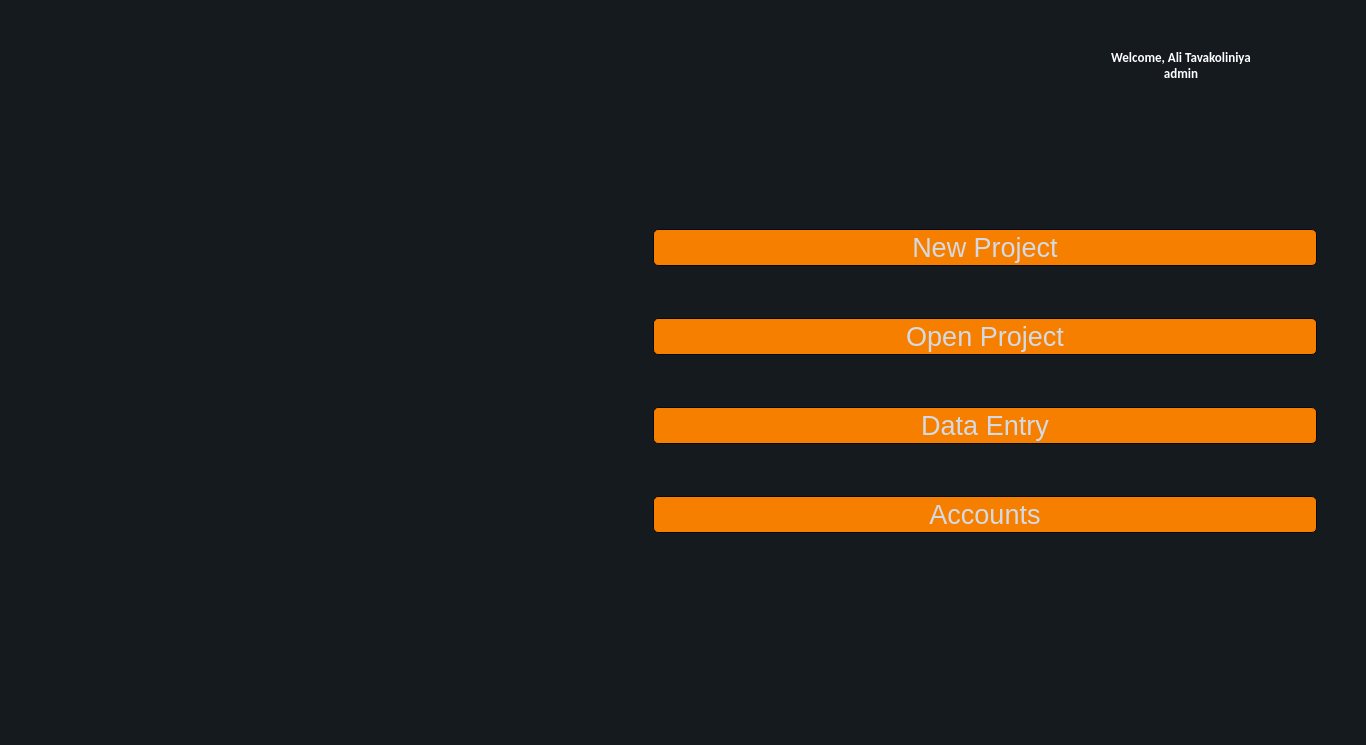
Before: the Qt Designer form ui/GrrinPower.ui in AliTavakoliNiya/GriinPower, drawn with Qt 5.
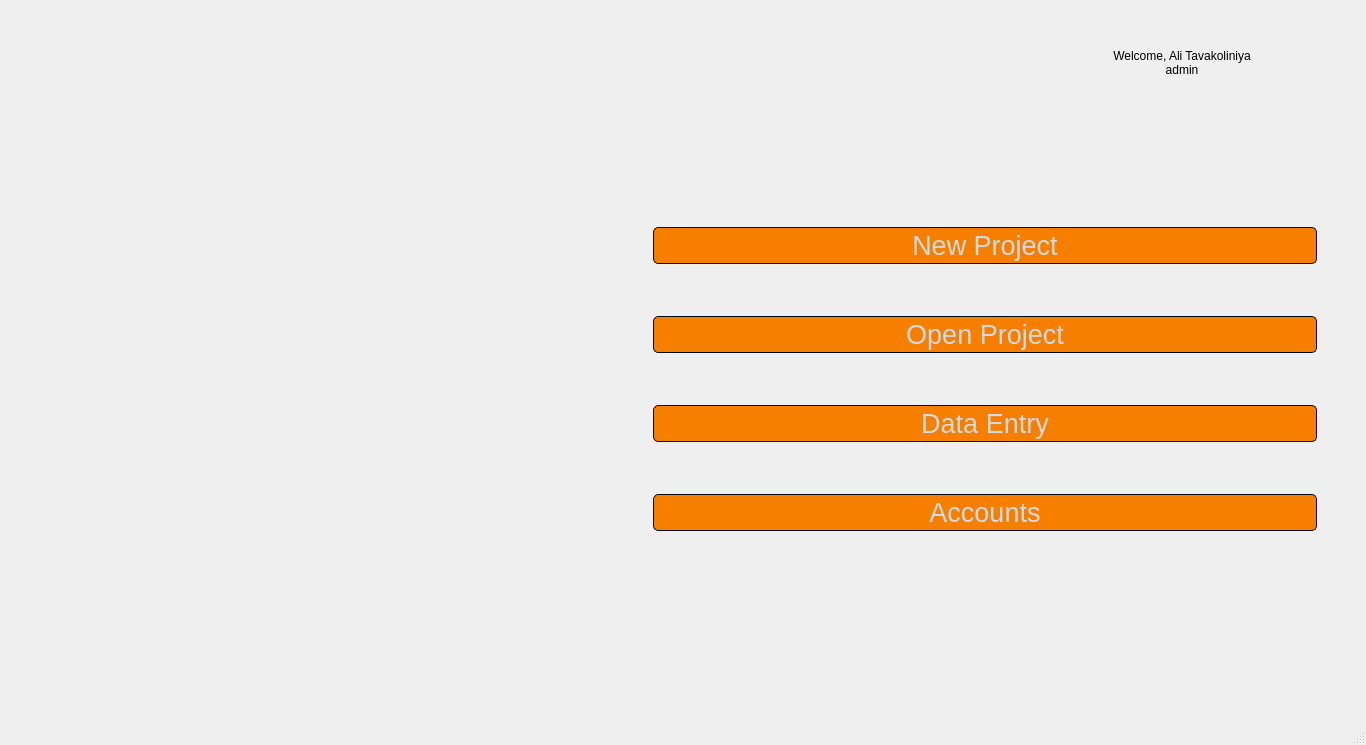
After: the same form once the commit is applied. Icons and pictures are not drawn.

```diff
--- a/ui/GrrinPower.ui
+++ b/ui/GrrinPower.ui
@@ -14,890 +14,7 @@
    <string>MainWindow</string>
   </property>
   <property name="styleSheet">
-   <string notr="true">QMainWindow , QWidget {
-	font-size: 10pt;
-	font-family: &quot;Segoe UI&quot;;
-	background-color:#151a1e;
-}
-
-QCalendar {
-	font-size: 10pt;
-	font-family: &quot;Segoe UI&quot;;
-	background-color: #151a1e;
-}
-
-QTextEdit {
-	font-size: 10pt;
-	font-family: &quot;Segoe UI&quot;;
-	border-width: 1px;
-	border-style: solid;
-	border-color: #4fa08b;
-	background-color: #222b2e;
-	color: #d3dae3;
-}
-
-QPlainTextEdit {
-	font-size: 10pt;
-	font-family: &quot;Segoe UI&quot;;
-	border-width: 1px;
-	border-style: solid;
-	border-color: #4fa08b;
-	background-color: #222b2e;
-	color: #d3dae3;
-}
-
-QToolButton {
-	font-size: 10pt;
-	font-family: &quot;Segoe UI&quot;;
-	border-style: solid;
-	border-top-color: qlineargradient(spread:pad, x1:0.5, y1:1, x2:0.5, y2:0, stop:0 rgb(215, 215, 215), stop:1 rgb(222, 222, 222));
-	border-right-color: qlineargradient(spread:pad, x1:0, y1:0.5, x2:1, y2:0.5, stop:0 rgb(217, 217, 217), stop:1 rgb(227, 227, 227));
-	border-left-color: qlineargradient(spread:pad, x1:0, y1:0.5, x2:1, y2:0.5, stop:0 rgb(227, 227, 227), stop:1 rgb(217, 217, 217));
-	border-bottom-color: qlineargradient(spread:pad, x1:0.5, y1:1, x2:0.5, y2:0, stop:0 rgb(215, 215, 215), stop:1 rgb(222, 222, 222));
-	border-width: 1px;
-	border-radius: 5px;
-	color: #d3dae3;
-	padding: 2px;
-	background-color: rgb(255,255,255);
-}
-
-QToolButton:hover {
-	font-size: 10pt;
-	font-family: &quot;Segoe UI&quot;;
-	border-style: solid;
-	border-top-color: qlineargradient(spread:pad, x1:0.5, y1:1, x2:0.5, y2:0, stop:0 rgb(195, 195, 195), stop:1 rgb(222, 222, 222));
-	border-right-color: qlineargradient(spread:pad, x1:0, y1:0.5, x2:1, y2:0.5, stop:0 rgb(197, 197, 197), stop:1 rgb(227, 227, 227));
-	border-left-color: qlineargradient(spread:pad, x1:0, y1:0.5, x2:1, y2:0.5, stop:0 rgb(227, 227, 227), stop:1 rgb(197, 197, 197));
-	border-bottom-color: qlineargradient(spread:pad, x1:0.5, y1:1, x2:0.5, y2:0, stop:0 rgb(195, 195, 195), stop:1 rgb(222, 222, 222));
-	border-width: 1px;
-	border-radius: 5px;
-	color: rgb(0,0,0);
-	padding: 2px;
-	background-color: rgb(255,255,255);
-}
-
-QToolButton:pressed {
-	font-size: 10pt;
-	font-family: &quot;Segoe UI&quot;;
-	border-style: solid;
-	border-top-color: qlineargradient(spread:pad, x1:0.5, y1:1, x2:0.5, y2:0, stop:0 rgb(215, 215, 215), stop:1 rgb(222, 222, 222));
-	border-right-color: qlineargradient(spread:pad, x1:0, y1:0.5, x2:1, y2:0.5, stop:0 rgb(217, 217, 217), stop:1 rgb(227, 227, 227));
-	border-left-color: qlineargradient(spread:pad, x1:0, y1:0.5, x2:1, y2:0.5, stop:0 rgb(227, 227, 227), stop:1 rgb(217, 217, 217));
-	border-bottom-color: qlineargradient(spread:pad, x1:0.5, y1:1, x2:0.5, y2:0, stop:0 rgb(215, 215, 215), stop:1 rgb(222, 222, 222));
-	border-width: 1px;
-	border-radius: 5px;
-	color: rgb(0,0,0);
-	padding: 2px;
-	background-color: rgb(142,142,142);
-}
-
-QPushButton {
-	font-size: 10pt;
-	font-family: &quot;Segoe UI&quot;;
-	border-style: solid;
-	border-color: #050a0e;
-	border-width: 1px;
-	border-radius: 5px;
-	color: #d3dae3;
-	padding: 2px;
-	background-color: #F77F00;
-}
-
-QPushButton::default {
-	font-size: 10pt;
-	font-family: &quot;Segoe UI&quot;;
-	border-style: solid;
-	border-color: #050a0e;
-	border-width: 1px;
-	border-radius: 5px;
-	color: #FFFFFF;
-	padding: 2px;
-	background-color: #151a1e;;
-}
-
-QPushButton:hover {
-	font-size: 10pt;
-	font-family: &quot;Segoe UI&quot;;
-	border-style: solid;
-	border-color: #050a0e;
-	border-width: 1px;
-	border-radius: 5px;
-	color: #d3dae3;
-	padding: 2px;
-	background-color: #1c1f1f;
-}
-
-QPushButton:pressed {
-	font-size: 10pt;
-	font-family: &quot;Segoe UI&quot;;
-	border-style: solid;
-	border-color: #050a0e;
-	border-width: 1px;
-	border-radius: 5px;
-	color: #d3dae3;
-	padding: 2px;
-	background-color: #2c2f2f;
-}
-
-QPushButton:disabled {
-	font-size: 10pt;
-	font-family: &quot;Segoe UI&quot;;
-	border-style: solid;
-	border-top-color: qlineargradient(spread:pad, x1:0.5, y1:1, x2:0.5, y2:0, stop:0 rgb(215, 215, 215), stop:1 rgb(222, 222, 222));
-	border-right-color: qlineargradient(spread:pad, x1:0, y1:0.5, x2:1, y2:0.5, stop:0 rgb(217, 217, 217), stop:1 rgb(227, 227, 227));
-	border-left-color: qlineargradient(spread:pad, x1:0, y1:0.5, x2:1, y2:0.5, stop:0 rgb(227, 227, 227), stop:1 rgb(217, 217, 217));
-	border-bottom-color: qlineargradient(spread:pad, x1:0.5, y1:1, x2:0.5, y2:0, stop:0 rgb(215, 215, 215), stop:1 rgb(222, 222, 222));
-	border-width: 1px;
-	border-radius: 5px;
-	color: #808086;
-	padding: 2px;
-	background-color: rgb(142,142,142);
-}
-
-QLineEdit {
-	font-size: 10pt;
-	font-family: &quot;Segoe UI&quot;;
-	border-width: 1px;
-	border-style: solid;
-	border-color: #4fa08b;
-	background-color: #222b2e;
-	color: #d3dae3;
-}
-
-QLineEdit:disabled {
-	font-size: 10pt;
-	font-family: &quot;Segoe UI&quot;;
-	border-width: 1px;
-	border-style: solid;
-	border-color: #4fa08b;
-    background-color: #151a1e;
-    color: #151a1e;
-}
-
-QLCDNumber {
-	font-size: 10pt;
-	font-family: &quot;Segoe UI&quot;;
-	color: #4d9b87;
-}
-
-QProgressBar {
-	font-size: 10pt;
-	font-family: &quot;Segoe UI&quot;;
-	text-align: center;
-	color: #d3dae3;
-	border-radius: 10px;
-	border-color: transparent;
-	border-style: solid;
-	background-color: #52595d;
-}
-
-QProgressBar::chunk {
-	font-size: 10pt;
-	font-family: &quot;Segoe UI&quot;;
-	background-color: #214037	;
-	border-radius: 10px;
-}
-
-QMenuBar {
-	font-size: 10pt;
-	font-family: &quot;Segoe UI&quot;;
-	background-color: #151a1e;
-}
-
-QMenuBar::item {
-	font-size: 10pt;
-	font-family: &quot;Segoe UI&quot;;
-	color: #d3dae3;
-  	spacing: 3px;
-  	padding: 1px 4px;
-	background-color: #151a1e;
-}
-
-QMenuBar::item:selected {
-	font-size: 10pt;
-	font-family: &quot;Segoe UI&quot;;
-	background-color: #252a2e;
-	color: #FFFFFF;
-}
-
-QMenu {
-	font-size: 10pt;
-	font-family: &quot;Segoe UI&quot;;
-	background-color: #151a1e;
-}
-
-QMenu::item:selected {
-	font-size: 10pt;
-	font-family: &quot;Segoe UI&quot;;
-	background-color: #252a2e;
-	color: #FFFFFF;
-}
-
-QMenu::item {
-	font-size: 10pt;
-	font-family: &quot;Segoe UI&quot;;
-	color: #d3dae3;
-	background-color: #151a1e;
-}
-
-QTabBar::tab:first {
-	font-size: 10pt;
-	font-family: &quot;Segoe UI&quot;;
-	border-style: solid;
-	border-left-width:1px;
-	border-right-width:0px;
-	border-top-width:1px;
-	border-bottom-width:0px;
-	border-top-color: #050a0e;
-	border-left-color: #050a0e;
-	border-bottom-color: #050a0e;
-	border-top-left-radius: 4px;
-	color: #d3dae3;
-	padding: 3px;
-	margin-left:0px;
-	background-color: #151a1e;
-}
-
-QTabBar::tab:last {
-	font-size: 10pt;
-	font-family: &quot;Segoe UI&quot;;
-	border-style: solid;
-	border-top-width:1px;
-	border-left-width:1px;
-	border-right-width:1px;
-	border-bottom-width:0px;
-	border-color: #050a0e;
-	border-top-right-radius: 4px;
-	color: #d3dae3;
-	padding: 3px;
-	margin-left:0px;
-	background-color: #151a1e;
-}
-
-QTabBar::tab {
-	font-size: 10pt;
-	font-family: &quot;Segoe UI&quot;;
-	border-style: solid;
-	border-top-width:1px;
-	border-bottom-width:0px;
-	border-left-width:1px;
-	border-top-color: #050a0e;
-	border-left-color: #050a0e;
-	border-bottom-color: #050a0e;
-	color: #d3dae3;
-	padding: 3px;
-	margin-left:0px;
-	background-color: #151a1e;
-}
-
-
-QTabBar::tab:selected, QTabBar::tab:last:selected, QTabBar::tab:hover {
-	font-size: 10pt;
-	font-family: &quot;Segoe UI&quot;;
-	border-style: solid;
-  	border-left-width:1px;
-	border-bottom-width:0px;
-	border-right-color: transparent;
-	border-top-color: #050a0e;
-	border-left-color: #050a0e;
-	border-bottom-color: #050a0e;
-	color: #FFFFFF;
-	padding: 3px;
-	margin-left:0px;
-    background-color: #F77F00;
-}
-
-QTabBar::tab:selected, QTabBar::tab:first:selected, QTabBar::tab:hover {
-	font-size: 10pt;
-	font-family: &quot;Segoe UI&quot;;
-	border-style: solid;
-  	border-left-width:1px;
-  	border-bottom-width:0px;
-  	border-top-width:1px;
-	border-right-color: transparent;
-	border-top-color: #050a0e;
-	border-left-color: #050a0e;
-	border-bottom-color: #050a0e;
-	color: #FFFFFF;
-	padding: 3px;
-	margin-left:0px;
-    background-color: #F77F00;
-}
-
-QCheckBox {
-	font-size: 10pt;
-	font-family: &quot;Segoe UI&quot;;
-	color: #d3dae3;
-	padding: 2px;
-}
-
-QCheckBox:disabled {
-	font-size: 10pt;
-	font-family: &quot;Segoe UI&quot;;
-	color: #808086;
-	padding: 2px;
-}
-
-QCheckBox:hover {
-	font-size: 10pt;
-	font-family: &quot;Segoe UI&quot;;
-	border-radius:4px;
-	border-style:solid;
-	padding-left: 1px;
-	padding-right: 1px;
-	padding-bottom: 1px;
-	padding-top: 1px;
-	border-width:1px;
-	border-color: transparent;
-}
-
-QCheckBox::indicator:checked {
-	font-size: 10pt;
-	font-family: &quot;Segoe UI&quot;;
-	height: 10px;
-	width: 10px;
-	border-style:solid;
-	border-width: 1px;
-	border-color: #4fa08b;
-	color: #000000;
-	background-color: qradialgradient(cx:0.4, cy:0.4, radius: 1.5,fx:0, fy:0, stop:0 #1e282c, stop:0.3 #1e282c, stop:0.4 #4fa08b, stop:0.5 #1e282c, stop:1 #1e282c);
-}
-
-QCheckBox::indicator:unchecked {
-	font-size: 10pt;
-	font-family: &quot;Segoe UI&quot;;
-	height: 10px;
-	width: 10px;
-	border-style:solid;
-	border-width: 1px;
-	border-color: #4fa08b;
-	color: #000000;
-}
-
-QRadioButton {
-	font-size: 10pt;
-	font-family: &quot;Segoe UI&quot;;
-	color: #d3dae3;
-	padding: 1px;
-}
-
-QRadioButton::indicator:checked {
-	font-size: 10pt;
-	font-family: &quot;Segoe UI&quot;;
-	height: 10px;
-	width: 10px;
-	border-style:solid;
-	border-radius:5px;
-	border-width: 1px;
-	border-color: #4fa08b;
-	color: #a9b7c6;
-	background-color: qradialgradient(cx:0.5, cy:0.5, radius:0.4,fx:0.5, fy:0.5, stop:0 #4fa08b, stop:1 #1e282c);
-}
-
-QRadioButton::indicator:!checked {
-	font-size: 10pt;
-	font-family: &quot;Segoe UI&quot;;
-	height: 10px;
-	width: 10px;
-	border-style:solid;
-	border-radius:5px;
-	border-width: 1px;
-	border-color: #4fa08b;
-	color: #a9b7c6;
-	background-color: transparent;
-}
-
-QStatusBar {
-	font-size: 10pt;
-	font-family: &quot;Segoe UI&quot;;
-	color:#027f7f;
-}
-
-QSpinBox {
-	font-size: 10pt;
-	font-family: &quot;Segoe UI&quot;;
-	color: #d3dae3;
-	background-color: #222b2e;
-	border-width: 1px;
-	border-style: solid;
-	border-color: #4fa08b;
-}
-
-QSpinBox:disabled {
-	font-size: 10pt;
-	font-family: &quot;Segoe UI&quot;;
-	background-color: #151a1e;
-    color: #151a1e;
-}
-
-QDoubleSpinBox {
-	font-size: 10pt;
-	font-family: &quot;Segoe UI&quot;;
-	color: #d3dae3;
-	background-color: #222b2e;
-	border-width: 1px;
-	border-style: solid;
-	border-color: #4fa08b;
-}
-
-QTimeEdit {
-	font-size: 10pt;
-	font-family: &quot;Segoe UI&quot;;
-	color: #d3dae3;
-	background-color: #222b2e;
-	border-width: 1px;
-	border-style: solid;
-	border-color: #4fa08b;
-}
-
-QDateTimeEdit {
-	font-size: 10pt;
-	font-family: &quot;Segoe UI&quot;;
-	color: #d3dae3;
-	background-color: #222b2e;
-	border-width: 1px;
-	border-style: solid;
-	border-color: #4fa08b;
-}
-
-QDateEdit {
-	font-size: 10pt;
-	font-family: &quot;Segoe UI&quot;;
-	color: #d3dae3;
-	background-color: #222b2e;
-	border-width: 1px;
-	border-style: solid;
-	border-color: #4fa08b;
-}
-
-QFontComboBox {
-	font-size: 10pt;
-	font-family: &quot;Segoe UI&quot;;
-	color: #d3dae3;
-	background-color: #222b2e;
-	border-width: 1px;
-	border-style: solid;
-	border-color: #4fa08b;
-}
-
-QComboBox {
-	font-size: 10pt;
-	font-family: &quot;Segoe UI&quot;;
-	color: #d3dae3;
-	background-color: #222b2e;
-	border-width: 1px;
-	border-style: solid;
-	border-color: #4fa08b;
-}
-
-QComboBox QAbstractItemView {
-	font-size: 10pt;
-	font-family: &quot;Segoe UI&quot;;
-	background-color: #222b2e;
-	color: #d3dae3;
-	selection-background-color: #007acc;
-}
-
-QDial {
-	font-size: 10pt;
-	font-family: &quot;Segoe UI&quot;;
-	background: #16a085;
-}
-
-QToolBox {
-	font-size: 10pt;
-	font-family: &quot;Segoe UI&quot;;
-	color: #a9b7c6;
-	background-color: #222b2e;
-}
-
-QToolBox::tab {
-	font-size: 10pt;
-	font-family: &quot;Segoe UI&quot;;
-	color: #a9b7c6;
-	background-color:#222b2e;
-}
-
-QToolBox::tab:selected {
-	font-size: 10pt;
-	font-family: &quot;Segoe UI&quot;;
-	color: #FFFFFF;
-	background-color:#222b2e;
-}
-
-QSlider::groove:horizontal {
-	font-size: 10pt;
-	font-family: &quot;Segoe UI&quot;;
-	height: 5px;
-	background-color: #52595d;
-}
-
-QSlider::groove:vertical {
-	font-size: 10pt;
-	font-family: &quot;Segoe UI&quot;;
-	width: 5px;
-	background-color: #52595d;
-}
-
-QSlider::handle:horizontal {
-	font-size: 10pt;
-	font-family: &quot;Segoe UI&quot;;
-	background: #1a2224;
-	border-style: solid;
-	border-width: 1px;
-	border-color: rgb(207,207,207);
-	width: 12px;
-	margin: -5px 0;
-	border-radius: 7px;
-}
-
-QSlider::handle:vertical {
-	font-size: 10pt;
-	font-family: &quot;Segoe UI&quot;;
-	background: #1a2224;
-	border-style: solid;
-	border-width: 1px;
-	border-color: rgb(207,207,207);
-	height: 12px;
-	margin: 0 -5px;
-	border-radius: 7px;
-}
-
-QSlider::add-page:horizontal {
-	font-size: 10pt;
-	font-family: &quot;Segoe UI&quot;;
-	background: #52595d;
-}
-
-QSlider::add-page:vertical {
-	font-size: 10pt;
-	font-family: &quot;Segoe UI&quot;;
-	background: #52595d;
-}
-
-QSlider::sub-page:horizontal {
-	font-size: 10pt;
-	font-family: &quot;Segoe UI&quot;;
-	background-color: #15433a;
-}
-
-QSlider::sub-page:vertical {
-	font-size: 10pt;
-	font-family: &quot;Segoe UI&quot;;
-	background-color: #15433a;
-}
-
-QScrollBar:horizontal {
-	font-size: 10pt;
-	font-family: &quot;Segoe UI&quot;;
-	max-height: 10px;
-	border: 1px transparent grey;
-	margin: 0px 20px 0px 20px;
-	background: transparent;
-}
-
-QScrollBar:vertical {
-	font-size: 10pt;
-	font-family: &quot;Segoe UI&quot;;
-	max-width: 10px;
-	border: 1px transparent grey;
-	margin: 20px 0px 20px 0px;
-	background: transparent;
-}
-
-QScrollBar::handle:horizontal {
-	font-size: 10pt;
-	font-family: &quot;Segoe UI&quot;;
-	background: #52595d;
-	border-style: transparent;
-	border-radius: 4px;
-	min-width: 25px;
-}
-
-QScrollBar::handle:horizontal:hover {
-	font-size: 10pt;
-	font-family: &quot;Segoe UI&quot;;
-	background: #58a492;
-	border-style: transparent;
-	border-radius: 4px;
-	min-width: 25px;
-}
-
-QScrollBar::handle:vertical {
-	font-size: 10pt;
-	font-family: &quot;Segoe UI&quot;;
-	background: #52595d;
-	border-style: transparent;
-	border-radius: 4px;
-	min-height: 25px;
-}
-
-QScrollBar::handle:vertical:hover {
-	font-size: 10pt;
-	font-family: &quot;Segoe UI&quot;;
-	background: #58a492;
-	border-style: transparent;
-	border-radius: 4px;
-	min-height: 25px;
-}
-
-QScrollBar::add-line:horizontal {
-	font-size: 10pt;
-	font-family: &quot;Segoe UI&quot;;
-	border: 2px transparent grey;
-   border-top-right-radius: 4px;
-   border-bottom-right-radius: 4px;
-   background: #15433a;
-   width: 20px;
-   subcontrol-position: right;
-   subcontrol-origin: margin;
-}
-
-QScrollBar::add-line:horizontal:pressed {
-	font-size: 10pt;
-	font-family: &quot;Segoe UI&quot;;
-	border: 2px transparent grey;
-   border-top-right-radius: 4px;
-   border-bottom-right-radius: 4px;
-   background: rgb(181,181,181);
-   width: 20px;
-   subcontrol-position: right;
-   subcontrol-origin: margin;
-}
-
-QScrollBar::add-line:vertical {
-	font-size: 10pt;
-	font-family: &quot;Segoe UI&quot;;
-	border: 2px transparent grey;
-   border-bottom-left-radius: 4px;
-   border-bottom-right-radius: 4px;
-   background: #15433a;
-   height: 20px;
-   subcontrol-position: bottom;
-   subcontrol-origin: margin;
-}
-
-QScrollBar::add-line:vertical:pressed {
-	font-size: 10pt;
-	font-family: &quot;Segoe UI&quot;;
-	border: 2px transparent grey;
-   border-bottom-left-radius: 4px;
-   border-bottom-right-radius: 4px;
-   background: rgb(181,181,181);
-   height: 20px;
-   subcontrol-position: bottom;
-   subcontrol-origin: margin;
-}
-
-QScrollBar::sub-line:horizontal {
-	font-size: 10pt;
-	font-family: &quot;Segoe UI&quot;;
-	border: 2px transparent grey;
-   border-top-left-radius: 4px;
-   border-bottom-left-radius: 4px;
-   background: #15433a;
-   width: 20px;
-   subcontrol-position: left;
-   subcontrol-origin: margin;
-}
-
-QScrollBar::sub-line:horizontal:pressed {
-	font-size: 10pt;
-	font-family: &quot;Segoe UI&quot;;
-	border: 2px transparent grey;
-   border-top-left-radius: 4px;
-   border-bottom-left-radius: 4px;
-   background: rgb(181,181,181);
-   width: 20px;
-   subcontrol-position: left;
-   subcontrol-origin: margin;
-}
-
-QScrollBar::sub-line:vertical {
-	font-size: 10pt;
-	font-family: &quot;Segoe UI&quot;;
-	border: 2px transparent grey;
-   border-top-left-radius: 4px;
-   border-top-right-radius: 4px;
-   background: #15433a;
-   height: 20px;
-   subcontrol-position: top;
-   subcontrol-origin: margin;
-}
-
-QScrollBar::sub-line:vertical:pressed {
-	font-size: 10pt;
-	font-family: &quot;Segoe UI&quot;;
-	border: 2px transparent grey;
-   border-top-left-radius: 4px;
-   border-top-right-radius: 4px;
-   background: rgb(181,181,181);
-   height: 20px;
-   subcontrol-position: top;
-   subcontrol-origin: margin;
-}
-
-QScrollBar::add-page:horizontal, QScrollBar::sub-page:horizontal {
-	font-size: 10pt;
-	font-family: &quot;Segoe UI&quot;;
-	background: none;
-}
-
-QScrollBar::add-page:vertical, QScrollBar::sub-page:vertical {
-	font-size: 10pt;
-	font-family: &quot;Segoe UI&quot;;
-	background: none;
-}
-
-QComboBox {
-	font-size: 10pt;
-	font-family: &quot;Segoe UI&quot;;
-	color: #ffffff;
-    font-weight: bold;
-}
-
-QRadioButton, QComboBox {
-	font-size: 10pt;
-	color: #ffffff;
-    font-family: Calibri;
-    font-weight: bold;
-}
-
-QComboBox:disabled {
-	font-family: Calibri;
-    font-weight: bold;
-	font-size: 13px;
-    background-color: #151a1e;
-    color: #151a1e;
-}
-
-QFrame {
-	font-size: 10pt;
-	font-family: &quot;Segoe UI&quot;;
-	background-color: #151a1e;
-}
-
-QTabWidget {
-	font-size: 10pt;
-	font-family: &quot;Segoe UI&quot;;
-	color:#ffffff;
-	background-color: #151a1e;
-}
-
-QTabWidget::pane {
-	font-size: 10pt;
-	font-family: &quot;Segoe UI&quot;;
-	color: #ffffff;
-
-	border-color: #050a0e;
-	background-color: #151a1e;
-	border-style: solid;
-	border-width: 1px;
-}
-
-
-QHeaderView::section {
-    background-color: #F77F00;
-    color: white;
-    padding: 4px;
-    border: 1px solid black;
-}
-
-QTableView::item {
-	font-size: 10pt;
-	font-family: &quot;Segoe UI&quot;;
-	padding: 5px;
-    background: white;
-}
-
-QTableView::item:alternate {
-	font-size: 10pt;
-	font-family: &quot;Segoe UI&quot;;
-	color: #000000;
-    background: lightgray;
-}
-
-QTableView::item:selected {
-    background-color: #3399FF; /* or any contrasting color */
-    color: black; /* ensure text is visible */
-}
-
-
-
-QLabel {
-	color: #ffffff;
-	background-color: #151a1e;
-    font-family: Calibri;
-    font-weight: bold;
-	font-size: 13px;
-}
-
-QGroupBox {
-	font-size: 10pt;
-	font-family: &quot;Segoe UI&quot;;
-	border: 1px solid #F77F00;
-    margin-top: 10px;
-}
-
-QGroupBox::title {
-	color: #F77F00 ;
-    subcontrol-origin: margin;
-    left: 2px;
-    padding: 0 3px;
-    font-family: PoetsenOne;
-    font-weight: bold;
-	font-size: 14px;
-}
-
-
-QTreeWidget {
-    background-color: white;
-    border: 1px solid black;
-}
-
-QTreeWidget::item {
-    border-bottom: 1px solid black;
-}
-QTreeWidget::item:selected {
-    background-color: #3399FF; /* or any contrasting color */
-    color: black; /* ensure text is visible */
-}
-
-
-QTableWidget {
-    background-color: white;
-    border: 1px solid black;
-}
-
-QTableWidget::item {
-    border-bottom: 1px solid black;
-}
-QTableWidget::item:selected {
-    background-color: #3399FF; /* or any contrasting color */
-    color: black; /* ensure text is visible */
-}
-
-QListWidget{
-	font-size: 10pt;
-	font-family: &quot;Segoe UI&quot;;
-	border-width: 1px;
-	border-style: solid;
-	border-color: #4fa08b;
-	background-color: #222b2e;
-	color: #d3dae3;
-}
-QListWidget::item {
-    padding: 5px;
-    border: none;
-}
-
-QListWidget::item:selected {
-    background-color: #F77F00;
-    color: #ffffff; /* optional: adjust text color for contrast */
-}
-
-
-</string>
+   <string notr="true"/>
   </property>
   <widget class="QWidget" name="centralwidget">
    <layout class="QGridLayout" name="gridLayout">
@@ -1134,7 +251,7 @@
      <widget class="QLabel" name="label">
       <property name="maximumSize">
        <size>
-        <width>1000</width>
+        <width>1280</width>
         <height>300</height>
        </size>
       </property>
```
